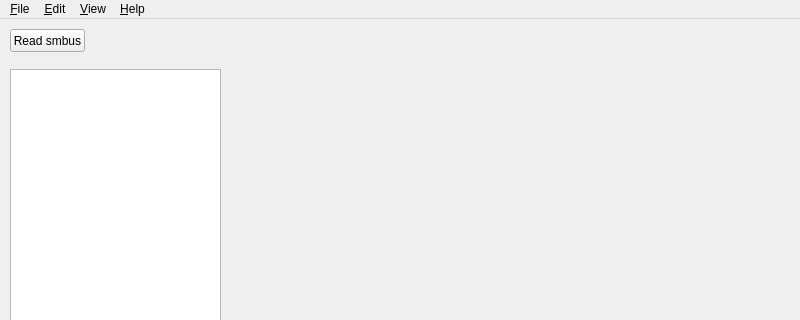
First picture: the form in batarychecker.ui, repository sanstorm/bataryChecker, before the edit; both pictures show x 0 to 800 and y 0 to 320 of the 800 by 600 pixel window.
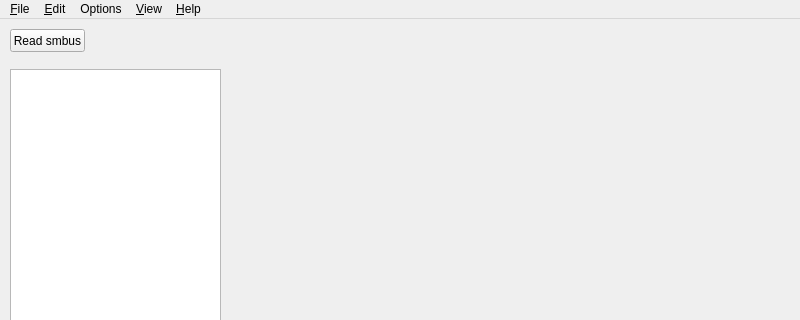
Second picture: the form after the edit.

What changed in the file:
```diff
--- a/batarychecker.ui
+++ b/batarychecker.ui
@@ -73,8 +73,15 @@
     </property>
     <addaction name="actionAbo_ut"/>
    </widget>
+   <widget class="QMenu" name="menuOptions">
+    <property name="title">
+     <string>Options</string>
+    </property>
+    <addaction name="actionSettings"/>
+   </widget>
    <addaction name="menu_File"/>
    <addaction name="menu_Edit"/>
+   <addaction name="menuOptions"/>
    <addaction name="menu_View"/>
    <addaction name="menu_Help"/>
   </widget>
```
Left out of the diff: 5 changed lines with no effect on the pictures.
